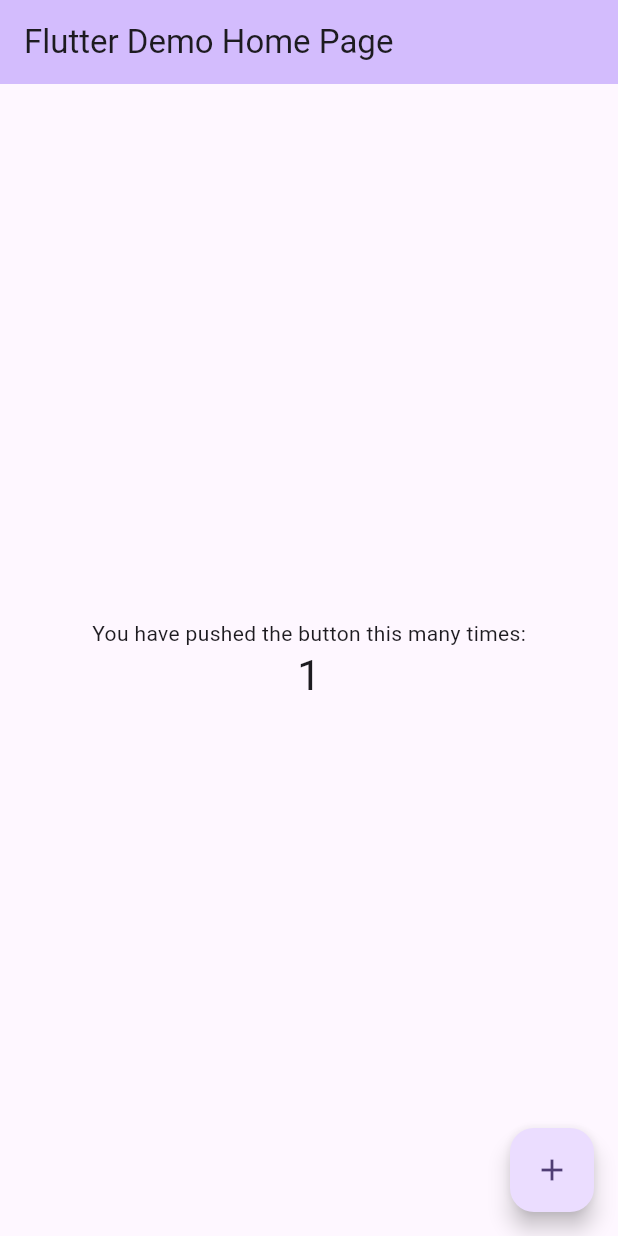
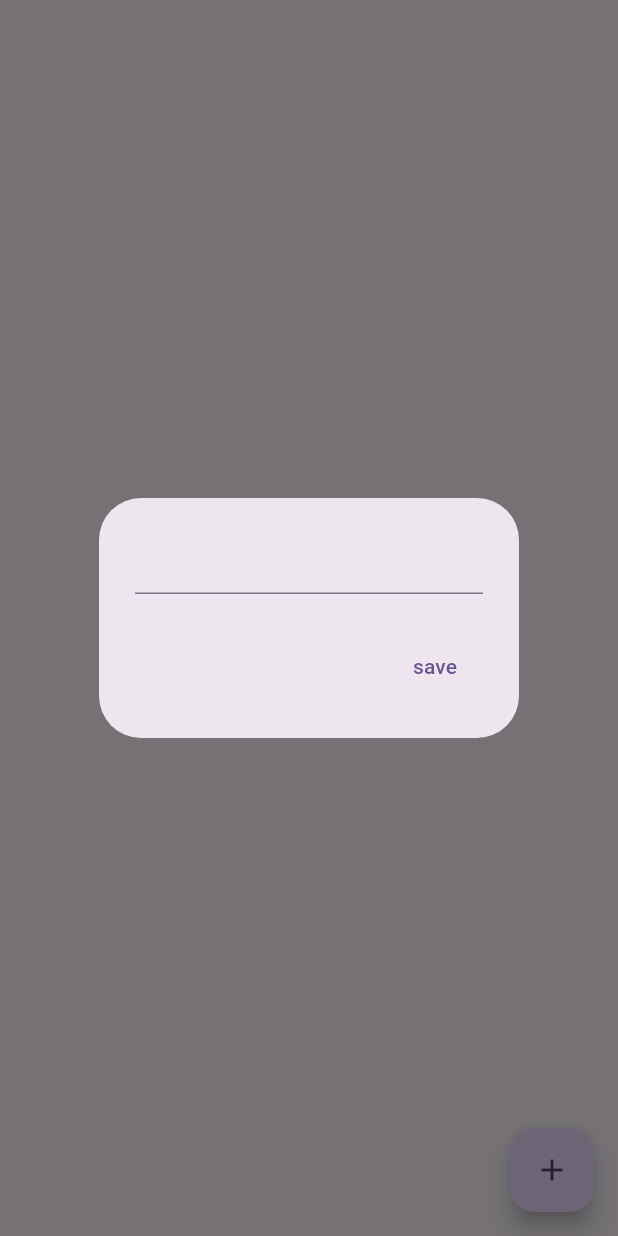
Before and after one commit to ZunairaMughal24/SupaBase-Practice-Project, a Flutter app: the screen it shows after launch, after a tap on the "add" icon, on a phone screen of 412 x 824 dp. Run offline on Flutter 3.47's test engine with Material 3 defaults, Android fonts, the phone set to English and light mode, and no system bars; our stand-ins replace supabase_flutter; accounts and stored records are empty.

Commit message:
Created and saved a note in supabasee

```diff
--- /dev/null
+++ b/supabase_project/lib/homeScreen.dart
@@ -0,0 +1,47 @@
+import 'package:flutter/material.dart';
+import 'package:supabase_flutter/supabase_flutter.dart';
+
+class MyHomeScreen extends StatelessWidget {
+  MyHomeScreen({super.key});
+//* Create - a note and store in supabase
+
+  TextEditingController textController = TextEditingController();
+  void addNewNote(BuildContext context) {
+    showDialog(
+        context: context,
+        builder: (context) => AlertDialog(
+              content: TextField(
+                controller: textController,
+              ),
+              actions: [
+                //save button
+                TextButton(
+                  child: Text("save"),
+                  onPressed: () {
+                    saveNote();
+                    Navigator.pop(context);
+                  },
+                )
+              ],
+            ));
+  }
+
+  void saveNote() async {
+    await Supabase.instance.client
+        .from("testing table")
+        .insert({"body": textController.text});
+  }
+
+//* Read - notes from supabase in our app
+
+  @override
+  Widget build(BuildContext context) {
+    return Scaffold(
+      floatingActionButton: FloatingActionButton(
+          onPressed: () {
+            addNewNote(context);
+          },
+          child: Icon(Icons.add)),
+    );
+  }
+}
--- a/supabase_project/lib/main.dart
+++ b/supabase_project/lib/main.dart
@@ -1,125 +1,30 @@
 import 'package:flutter/material.dart';
+import 'package:supabase_flutter/supabase_flutter.dart';
+import 'package:supabase_project/homeScreen.dart';
 
-void main() {
+void main() async {
+  //*step1
+  //supabase Setup
+  WidgetsFlutterBinding.ensureInitialized();
+  await Supabase.initialize(
+      anonKey:
+          "eyJhbGciOiJIUzI1NiIsInR5cCI6IkpXVCJ9.eyJpc3MiOiJzdXBhYmFzZSIsInJlZiI6InZ2Y2pncGliZXlzcGhwc3VqaHhzIiwicm9sZSI6ImFub24iLCJpYXQiOjE3NDc5MzEwNjYsImV4cCI6MjA2MzUwNzA2Nn0.KLKaOGvnqy4WRzY6jEmnMREhlUPO0uDP-BZVm4zr9UY",
+      url: "https://vvcjgpibeysphpsujhxs.supabase.co");
+
   runApp(const MyApp());
 }
 
 class MyApp extends StatelessWidget {
   const MyApp({super.key});
 
-  // This widget is the root of your application.
   @override
   Widget build(BuildContext context) {
     return MaterialApp(
-      title: 'Flutter Demo',
-      theme: ThemeData(
-        // This is the theme of your application.
-        //
-        // TRY THIS: Try running your application with "flutter run". You'll see
-        // the application has a purple toolbar. Then, without quitting the app,
-        // try changing the seedColor in the colorScheme below to Colors.green
-        // and then invoke "hot reload" (save your changes or press the "hot
-        // reload" button in a Flutter-supported IDE, or press "r" if you used
-        // the command line to start the app).
-        //
-        // Notice that the counter didn't reset back to zero; the application
-        // state is not lost during the reload. To reset the state, use hot
-        // restart instead.
-        //
-        // This works for code too, not just values: Most code changes can be
-        // tested with just a hot reload.
-        colorScheme: ColorScheme.fromSeed(seedColor: Colors.deepPurple),
-        useMaterial3: true,
-      ),
-      home: const MyHomePage(title: 'Flutter Demo Home Page'),
-    );
+        title: 'Flutter Demo',
+        theme: ThemeData(
+          colorScheme: ColorScheme.fromSeed(seedColor: Colors.deepPurple),
+          useMaterial3: true,
+        ),
+        home: MyHomeScreen());
   }
 }
-
-class MyHomePage extends StatefulWidget {
-  const MyHomePage({super.key, required this.title});
-
-  // This widget is the home page of your application. It is stateful, meaning
-  // that it has a State object (defined below) that contains fields that affect
-  // how it looks.
-
-  // This class is the configuration for the state. It holds the values (in this
-  // case the title) provided by the parent (in this case the App widget) and
-  // used by the build method of the State. Fields in a Widget subclass are
-  // always marked "final".
-
-  final String title;
-
-  @override
-  State<MyHomePage> createState() => _MyHomePageState();
-}
-
-class _MyHomePageState extends State<MyHomePage> {
-  int _counter = 0;
-
-  void _incrementCounter() {
-    setState(() {
-      // This call to setState tells the Flutter framework that something has
-      // changed in this State, which causes it to rerun the build method below
-      // so that the display can reflect the updated values. If we changed
-      // _counter without calling setState(), then the build method would not be
-      // called again, and so nothing would appear to happen.
-      _counter++;
-    });
-  }
-
-  @override
-  Widget build(BuildContext context) {
-    // This method is rerun every time setState is called, for instance as done
-    // by the _incrementCounter method above.
-    //
-    // The Flutter framework has been optimized to make rerunning build methods
-    // fast, so that you can just rebuild anything that needs updating rather
-    // than having to individually change instances of widgets.
-    return Scaffold(
-      appBar: AppBar(
-        // TRY THIS: Try changing the color here to a specific color (to
-        // Colors.amber, perhaps?) and trigger a hot reload to see the AppBar
-        // change color while the other colors stay the same.
-        backgroundColor: Theme.of(context).colorScheme.inversePrimary,
-        // Here we take the value from the MyHomePage object that was created by
-        // the App.build method, and use it to set our appbar title.
-        title: Text(widget.title),
-      ),
-      body: Center(
-        // Center is a layout widget. It takes a single child and positions it
-        // in the middle of the parent.
-        child: Column(
-          // Column is also a layout widget. It takes a list of children and
-          // arranges them vertically. By default, it sizes itself to fit its
-          // children horizontally, and tries to be as tall as its parent.
-          //
-          // Column has various properties to control how it sizes itself and
-          // how it positions its children. Here we use mainAxisAlignment to
-          // center the children vertically; the main axis here is the vertical
-          // axis because Columns are vertical (the cross axis would be
-          // horizontal).
-          //
-          // TRY THIS: Invoke "debug painting" (choose the "Toggle Debug Paint"
-          // action in the IDE, or press "p" in the console), to see the
-          // wireframe for each widget.
-          mainAxisAlignment: MainAxisAlignment.center,
-          children: <Widget>[
-            const Text(
-              'You have pushed the button this many times:',
-            ),
-            Text(
-              '$_counter',
-              style: Theme.of(context).textTheme.headlineMedium,
-            ),
-          ],
-        ),
-      ),
-      floatingActionButton: FloatingActionButton(
-        onPressed: _incrementCounter,
-        tooltip: 'Increment',
-        child: const Icon(Icons.add),
-      ), // This trailing comma makes auto-formatting nicer for build methods.
-    );
-  }
-}
--- a/supabase_project/pubspec.yaml
+++ b/supabase_project/pubspec.yaml
@@ -30,7 +30,7 @@ environment:
 dependencies:
   flutter:
     sdk: flutter
-
+  supabase_flutter: ^2.9.0
 
   # The following adds the Cupertino Icons font to your application.
   # Use with the CupertinoIcons class for iOS style icons.
```
Also changed, not shown: supabase_project/pubspec.lock, 5 other files.
